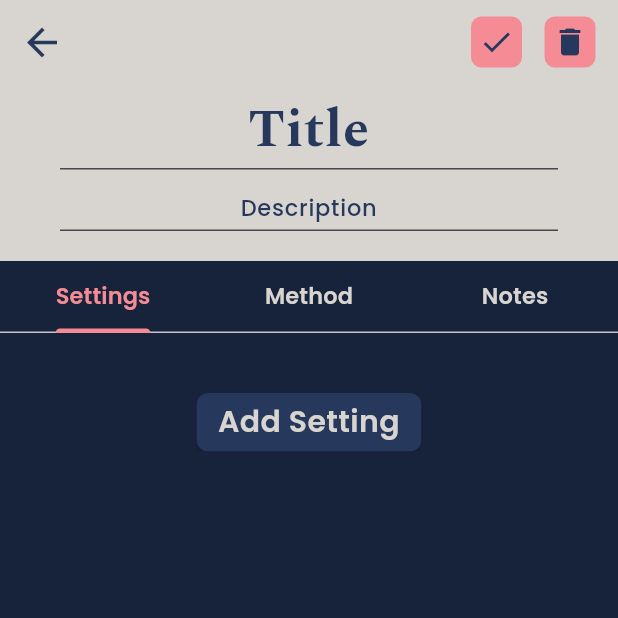
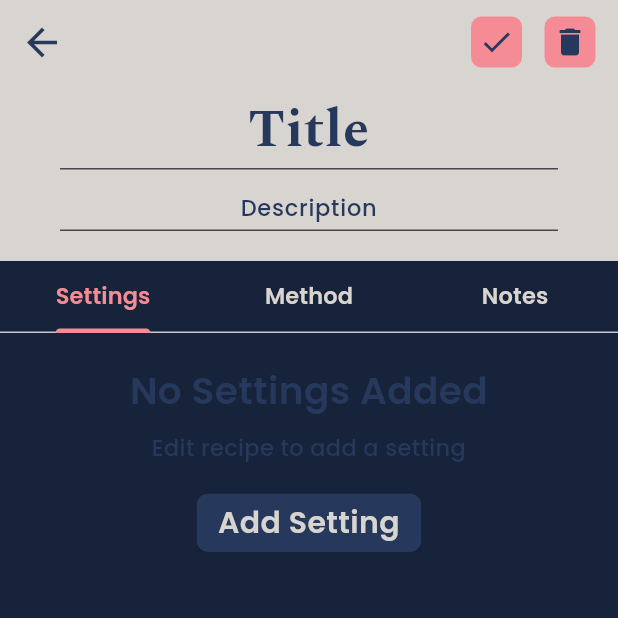
Before and after one commit to andrew-moreno/aeroquest, a Flutter app: the RecipeDetails screen opened directly with empty values, after a tap on the "edit" icon, on a phone screen of 412 x 824 dp, the top half of it. Run offline on Flutter 3.47's test engine with Material 2 defaults, Android fonts, the phone set to English and light mode, and no system bars; drawn by our look-alikes of flutter_form_builder; our stand-ins replace dropdown_button2, expandable_page_view, sliver_tools, smooth_page_indicator, sqflite; missing offline and left inert: control_style; accounts and stored records are empty.

Commit message:
adding text to show when no items present in details page

```diff
--- a/lib/screens/recipe_details/recipe_details_body/body_widgets/bean_settings_group.dart
+++ b/lib/screens/recipe_details/recipe_details_body/body_widgets/bean_settings_group.dart
@@ -3,6 +3,7 @@ import 'package:aeroquest/screens/coffee_beans/coffee_beans.dart';
 import 'package:aeroquest/screens/recipe_details/recipe_details_body/recipe_details_body.dart';
 import 'package:aeroquest/widgets/add_to_recipe_button.dart';
 import 'package:aeroquest/widgets/custom_modal_sheet/value_slider_group_template.dart';
+import 'package:aeroquest/widgets/empty_details_text.dart';
 import 'package:flutter_form_builder/flutter_form_builder.dart';
 import 'package:provider/provider.dart';
 import 'dart:core';
@@ -153,7 +154,8 @@ class _BeanSettingsGroupState extends State<BeanSettingsGroup> {
             selectRecipeSettingsData();
         return Column(
           children: [
-            ListView.separated(
+            (recipeSettingsData.isNotEmpty)
+                ? ListView.separated(
                     physics: const NeverScrollableScrollPhysics(),
                     itemCount: recipeSettingsData.length,
                     shrinkWrap: true,
@@ -168,28 +170,32 @@ class _BeanSettingsGroupState extends State<BeanSettingsGroup> {
                           }
                         },
                         child: Visibility(
-                    visible: (_recipesProvider.editMode == EditMode.disabled &&
+                          visible: (_recipesProvider.editMode ==
+                                      EditMode.disabled &&
                                   RecipeSettings.stringToSettingVisibility(
                                           recipeSettingsData[id]!.visibility) ==
                                       SettingVisibility.hidden)
                               ? false
                               : true,
                           child: Opacity(
-                      opacity: (_recipesProvider.editMode == EditMode.enabled &&
+                            opacity: (_recipesProvider.editMode ==
+                                        EditMode.enabled &&
                                     RecipeSettings.stringToSettingVisibility(
-                                      recipeSettingsData[id]!.visibility) ==
+                                            recipeSettingsData[id]!
+                                                .visibility) ==
                                         SettingVisibility.hidden)
                                 ? 0.5
                                 : 1,
                             child: Container(
-                        padding:
-                            const EdgeInsets.only(left: 5, right: 5, bottom: 5),
+                              padding: const EdgeInsets.only(
+                                  left: 5, right: 5, bottom: 5),
                               width: double.infinity,
                               decoration: BoxDecoration(
                                 color: kDarkSecondary,
-                          borderRadius: BorderRadius.circular(kCornerRadius),
-                          boxShadow:
-                              (_recipesProvider.editMode == EditMode.enabled)
+                                borderRadius:
+                                    BorderRadius.circular(kCornerRadius),
+                                boxShadow: (_recipesProvider.editMode ==
+                                        EditMode.enabled)
                                     ? [kSettingsBoxShadow]
                                     : [],
                               ),
@@ -204,7 +210,8 @@ class _BeanSettingsGroupState extends State<BeanSettingsGroup> {
                     separatorBuilder: (_, index) {
                       return const SizedBox(height: 10);
                     },
-            ),
+                  )
+                : const EmptyDetailsText(dataType: RecipeDetailsText.setting),
             const SizedBox(height: 20),
             (_recipesProvider.editMode == EditMode.enabled)
                 ? AddToRecipeButton(
--- a/lib/screens/recipe_details/recipe_details_body/body_widgets/recipe_method.dart
+++ b/lib/screens/recipe_details/recipe_details_body/body_widgets/recipe_method.dart
@@ -4,6 +4,7 @@ import 'package:aeroquest/screens/recipe_details/recipe_details_body/recipe_deta
 import 'package:aeroquest/widgets/add_to_recipe_button.dart';
 import 'package:aeroquest/widgets/animated_toggle.dart';
 import 'package:aeroquest/widgets/custom_modal_sheet/value_slider_group_template.dart';
+import 'package:aeroquest/widgets/empty_details_text.dart';
 import 'package:flutter/foundation.dart';
 import 'package:flutter/material.dart';
 
@@ -103,8 +104,9 @@ class _RecipeMethodState extends State<RecipeMethod> {
                   ),
                 ],
               ),
-              const SizedBox(height: kRecipeDetailsVerticalPadding),
-              ListView.separated(
+              const SizedBox(height: 30),
+              (_recipeStepsData.isNotEmpty)
+                  ? ListView.separated(
                       physics: const NeverScrollableScrollPhysics(),
                       shrinkWrap: true,
                       itemCount: _recipeStepsData.length,
@@ -113,9 +115,11 @@ class _RecipeMethodState extends State<RecipeMethod> {
                             recipeStep: _recipeStepsData[index]);
                       },
                       separatorBuilder: (context, index) {
-                  return const SizedBox(height: kRecipeDetailsVerticalPadding);
+                        return const SizedBox(
+                            height: kRecipeDetailsVerticalPadding);
                       },
-              ),
+                    )
+                  : const EmptyDetailsText(dataType: RecipeDetailsText.step),
               Padding(
                 padding: const EdgeInsets.symmetric(vertical: 20),
                 child: (recipesProvider.editMode == EditMode.enabled)
--- a/lib/screens/recipe_details/recipe_details_body/body_widgets/recipe_notes.dart
+++ b/lib/screens/recipe_details/recipe_details_body/body_widgets/recipe_notes.dart
@@ -4,6 +4,7 @@ import 'package:aeroquest/providers/settings_slider_provider.dart';
 import 'package:aeroquest/screens/recipe_details/recipe_details_body/recipe_details_body.dart';
 import 'package:aeroquest/widgets/add_to_recipe_button.dart';
 import 'package:aeroquest/widgets/custom_modal_sheet/value_slider_group_template.dart';
+import 'package:aeroquest/widgets/empty_details_text.dart';
 import 'package:flutter/material.dart';
 
 import 'package:aeroquest/models/recipe.dart';
@@ -82,7 +83,8 @@ class _RecipeNotesState extends State<RecipeNotes> {
               _selectRecipeNotesData().values.toList();
           return Column(
             children: [
-              ListView.separated(
+              (_recipeNotesData.isNotEmpty)
+                  ? ListView.separated(
                       physics: const NeverScrollableScrollPhysics(),
                       shrinkWrap: true,
                       itemCount: _recipeNotesData.length,
@@ -92,9 +94,11 @@ class _RecipeNotesState extends State<RecipeNotes> {
                                 _recipeNotesData.length - index - 1]);
                       },
                       separatorBuilder: (context, index) {
-                  return const SizedBox(height: kRecipeDetailsVerticalPadding);
+                        return const SizedBox(
+                            height: kRecipeDetailsVerticalPadding);
                       },
-              ),
+                    )
+                  : const EmptyDetailsText(dataType: RecipeDetailsText.note),
               Padding(
                 padding: const EdgeInsets.symmetric(vertical: 20),
                 child: (recipesProvider.editMode == EditMode.enabled)
--- /dev/null
+++ b/lib/widgets/empty_details_text.dart
@@ -0,0 +1,52 @@
+import 'package:aeroquest/constraints.dart';
+import 'package:flutter/foundation.dart';
+import 'package:flutter/material.dart';
+
+class EmptyDetailsText extends StatelessWidget {
+  /// Used to notify the user that no settings, steps, or notes are present in
+  /// the recipe details page
+  const EmptyDetailsText({
+    Key? key,
+    required this.dataType,
+  }) : super(key: key);
+
+  /// Data type that is missing
+  final RecipeDetailsText dataType;
+
+  @override
+  Widget build(BuildContext context) {
+    String capitalizedData = describeEnum(dataType)[0].toUpperCase() +
+        describeEnum(dataType).substring(1).toLowerCase();
+    return Column(
+      children: [
+        Text(
+          "No ${capitalizedData}s Added",
+          textAlign: TextAlign.center,
+          style: const TextStyle(
+            color: kLightSecondary,
+            fontFamily: "Poppins",
+            fontWeight: FontWeight.w600,
+            fontSize: 25,
+          ),
+        ),
+        const SizedBox(height: 10),
+        Text(
+          "Edit recipe to add a ${describeEnum(dataType)}",
+          textAlign: TextAlign.center,
+          style: const TextStyle(
+            fontSize: 15,
+            color: kLightSecondary,
+            fontFamily: "Poppins",
+            fontWeight: FontWeight.w500,
+          ),
+        )
+      ],
+    );
+  }
+}
+
+enum RecipeDetailsText {
+  setting,
+  step,
+  note,
+}
```
Lines whose indentation alone changed are shown as unchanged.
